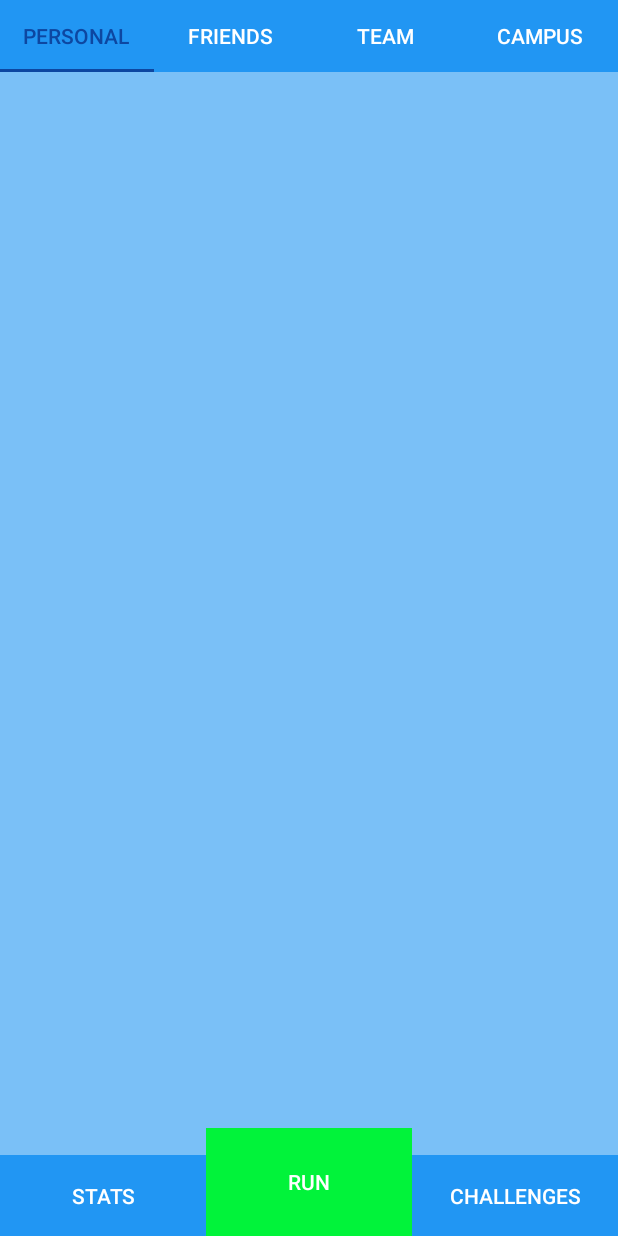
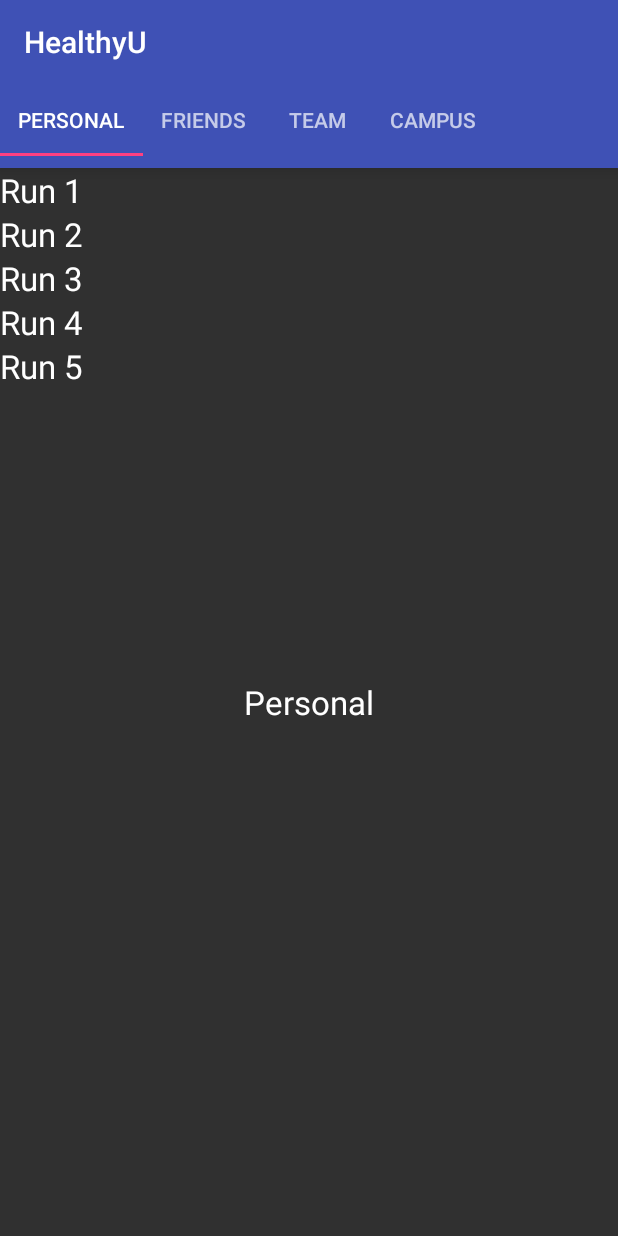
Before and after one commit to healthy-u/healthyu, an Android app: the StatsActivity screen opened directly, with no data from a screen before it, on a phone screen of 412 x 824 dp. Run offline under Robolectric (Android 15) with nearby library versions, the phone set to English and light mode, and no system bars.

Commit message:
Fixed errors; added runs to Personal tab

```diff
--- a/app/build.gradle
+++ b/app/build.gradle
@@ -31,4 +31,5 @@ dependencies {
     testCompile 'junit:junit:4.12'
     compile 'com.google.android.gms:play-services-maps:9.6.0'
     compile 'com.google.android.gms:play-services-appindexing:9.6.0'
+    compile 'com.android.support:design:25.3.1'
 }
--- /dev/null
+++ b/app/src/main/java/com/example/dustin/cs495helloworld/PagerAdapter.java
@@ -0,0 +1,40 @@
+package com.example.dustin.cs495helloworld;
+
+import android.support.v4.app.Fragment;
+import android.support.v4.app.FragmentManager;
+import android.support.v4.app.FragmentStatePagerAdapter;
+
+public class PagerAdapter extends FragmentStatePagerAdapter {
+    int mNumOfTabs;
+
+    public PagerAdapter(FragmentManager fm, int NumOfTabs) {
+        super(fm);
+        this.mNumOfTabs = NumOfTabs;
+    }
+
+    @Override
+    public Fragment getItem(int position) {
+
+        switch (position) {
+            case 0:
+                TabFragment1 tab1 = new TabFragment1();
+                return tab1;
+            case 1:
+                TabFragment2 tab2 = new TabFragment2();
+                return tab2;
+            case 2:
+                TabFragment3 tab3 = new TabFragment3();
+                return tab3;
+            case 3:
+                TabFragment4 tab4 = new TabFragment4();
+                return tab4;
+            default:
+                return null;
+        }
+    }
+
+    @Override
+    public int getCount() {
+        return mNumOfTabs;
+    }
+}
--- a/app/src/main/java/com/example/dustin/cs495helloworld/RunListActivity.java
+++ b/app/src/main/java/com/example/dustin/cs495helloworld/RunListActivity.java
@@ -10,9 +10,6 @@ import android.widget.ListView;
 import java.util.List;
 
 public class RunListActivity extends Activity {
-    // Array of strings...
-    String[] mobileArray = {"Android","IPhone","WindowsMobile","Blackberry",
-            "WebOS","Ubuntu","Windows7","Max OS X"};
 
     @Override
     protected void onCreate(Bundle savedInstanceState) {
@@ -23,8 +20,6 @@ public class RunListActivity extends Activity {
 
         List<Run> runs = Tables.RunTable.findForUser(db, User.loggedInUser);
 
-        //ArrayAdapter adapter = new ArrayAdapter<Run>(this, R.layout.activity_listview, Tables.RunTable.findForUser(db, User.loggedInUser));
-
         ArrayAdapter adapter = new ArrayAdapter<Run>(this, R.layout.simple_list_item_1, runs);
 
         ListView listView = (ListView) findViewById(R.id.listView);
--- a/app/src/main/java/com/example/dustin/cs495helloworld/StatsActivity.java
+++ b/app/src/main/java/com/example/dustin/cs495helloworld/StatsActivity.java
@@ -1,37 +1,50 @@
 package com.example.dustin.cs495helloworld;
 
-import android.content.Intent;
-import android.support.v4.app.FragmentActivity;
 import android.os.Bundle;
-import android.view.View;
-import android.widget.Button;
+import android.support.design.widget.TabLayout;
+import android.support.v4.view.ViewPager;
+import android.support.v7.app.AppCompatActivity;
+import android.support.v7.widget.Toolbar;
+import android.view.Menu;
+import android.view.MenuItem;
 
-public class StatsActivity extends FragmentActivity {
+
+public class StatsActivity extends AppCompatActivity {
 
     @Override
     protected void onCreate(Bundle savedInstanceState) {
         super.onCreate(savedInstanceState);
         setContentView(R.layout.activity_stats);
-        overridePendingTransition(R.anim.transistion, R.anim.transistion);
+        Toolbar toolbar = (Toolbar) findViewById(R.id.toolbar);
+        setSupportActionBar(toolbar);
 
-        final Button btnRunPage = (Button) findViewById(R.id.btnRunPage);
-        final Button btnChallengePage = (Button) findViewById(R.id.btnChallengePage);
+        TabLayout tabLayout = (TabLayout) findViewById(R.id.tab_layout);
+        System.out.println("tabLayout: " + tabLayout);
+        tabLayout.addTab(tabLayout.newTab().setText("Personal"));
+        tabLayout.addTab(tabLayout.newTab().setText("Friends"));
+        tabLayout.addTab(tabLayout.newTab().setText("Team"));
+        tabLayout.addTab(tabLayout.newTab().setText("Campus"));
+        tabLayout.setTabGravity(TabLayout.GRAVITY_FILL);
 
-        btnRunPage.setOnClickListener(new View.OnClickListener() {
+        final ViewPager viewPager = (ViewPager) findViewById(R.id.pager);
+        final PagerAdapter adapter = new PagerAdapter
+                (getSupportFragmentManager(), tabLayout.getTabCount());
+        viewPager.setAdapter(adapter);
+        viewPager.addOnPageChangeListener(new TabLayout.TabLayoutOnPageChangeListener(tabLayout));
+        tabLayout.setOnTabSelectedListener(new TabLayout.OnTabSelectedListener() {
             @Override
-            public void onClick(View v) {
+            public void onTabSelected(TabLayout.Tab tab) {
+                viewPager.setCurrentItem(tab.getPosition());
+            }
 
-                Intent nextScreen = new Intent(v.getContext(), MapsActivity.class);
-                startActivity(nextScreen);
+            @Override
+            public void onTabUnselected(TabLayout.Tab tab) {
+
             }
-        });
 
-        btnChallengePage.setOnClickListener(new View.OnClickListener() {
             @Override
-            public void onClick(View v) {
+            public void onTabReselected(TabLayout.Tab tab) {
 
-                Intent nextScreen = new Intent(v.getContext(), ChallengeActivity.class);
-                startActivityForResult(nextScreen, 0);
             }
         });
     }
--- /dev/null
+++ b/app/src/main/java/com/example/dustin/cs495helloworld/TabFragment1.java
@@ -0,0 +1,21 @@
+package com.example.dustin.cs495helloworld;
+
+import android.os.Bundle;
+import android.support.v4.app.Fragment;
+import android.view.LayoutInflater;
+import android.view.View;
+import android.view.ViewGroup;
+import android.widget.TextView;
+
+public class TabFragment1 extends Fragment {
+
+    @Override
+    public View onCreateView(LayoutInflater inflater, ViewGroup container, Bundle savedInstanceState) {
+        return inflater.inflate(R.layout.tab_fragment_1, container, false);
+    }
+
+    public void setRuns() {
+        TextView t = (TextView) getView().findViewById(R.id.run1);
+        t.setText("wow");
+    }
+}
--- /dev/null
+++ b/app/src/main/java/com/example/dustin/cs495helloworld/TabFragment2.java
@@ -0,0 +1,15 @@
+package com.example.dustin.cs495helloworld;
+
+import android.os.Bundle;
+import android.support.v4.app.Fragment;
+import android.view.LayoutInflater;
+import android.view.View;
+import android.view.ViewGroup;
+
+public class TabFragment2 extends Fragment {
+
+    @Override
+    public View onCreateView(LayoutInflater inflater, ViewGroup container, Bundle savedInstanceState) {
+        return inflater.inflate(R.layout.tab_fragment_2, container, false);
+    }
+}
--- a/app/src/main/res/layout/activity_maps.xml
+++ b/app/src/main/res/layout/activity_maps.xml
@@ -90,7 +90,7 @@
             android:layout_alignTop="@+id/btnStartRun"
             android:layout_marginEnd="14dp"
             android:layout_marginRight="14dp"
-            android:text="Button" />
+            android:text="View Runs" />
 
     </RelativeLayout>
 
--- a/app/src/main/res/layout/activity_stats.xml
+++ b/app/src/main/res/layout/activity_stats.xml
@@ -1,91 +1,38 @@
-<?xml version="1.0" encoding="utf-8"?>
-
-
-
-<RelativeLayout xmlns:android="http://schemas.android.com/apk/res/android"
+<RelativeLayout
+    android:id="@+id/main_layout"
+    xmlns:android="http://schemas.android.com/apk/res/android"
     xmlns:app="http://schemas.android.com/apk/res-auto"
+    xmlns:tools="http://schemas.android.com/tools"
     android:layout_width="match_parent"
     android:layout_height="match_parent"
-    android:background="@color/background_blue">
+    tools:context=".MainActivity">
+
+    <android.support.v7.widget.Toolbar
+        android:id="@+id/toolbar"
+        android:layout_width="match_parent"
+        android:layout_height="wrap_content"
+        android:layout_alignParentTop="true"
+        android:background="?attr/colorPrimary"
+        android:elevation="6dp"
+        android:minHeight="?attr/actionBarSize"
+        android:theme="@style/ThemeOverlay.AppCompat.Dark.ActionBar"
+        app:popupTheme="@style/ThemeOverlay.AppCompat.Light"/>
 
     <android.support.design.widget.TabLayout
+        android:id="@+id/tab_layout"
         android:layout_width="match_parent"
         android:layout_height="wrap_content"
-        android:background="@color/tab_blue"
-        app:tabIndicatorColor="@color/tabIndicator_blue"
-        app:tabSelectedTextColor="@color/tabIndicator_blue"
-        app:tabTextColor="@android:color/white"
-        android:layout_alignParentTop="true"
-        android:layout_alignParentLeft="true"
-        android:layout_alignParentStart="true">
+        android:layout_below="@+id/toolbar"
+        android:background="?attr/colorPrimary"
+        android:elevation="6dp"
+        app:tabMode="scrollable"
+        android:minHeight="?attr/actionBarSize"
+        android:theme="@style/ThemeOverlay.AppCompat.Dark.ActionBar"/>
 
-        <android.support.design.widget.TabItem
-            android:id="@+id/tabPersonal"
-            android:layout_width="wrap_content"
-            android:layout_height="wrap_content"
-            android:text="@string/tab_name_personal" />
+    <android.support.v4.view.ViewPager
+        android:id="@+id/pager"
+        android:layout_width="match_parent"
+        android:layout_height="fill_parent"
+        android:layout_below="@id/tab_layout"/>
 
-        <android.support.design.widget.TabItem
-            android:id="@+id/tabFriends"
-            android:layout_width="wrap_content"
-            android:layout_height="wrap_content"
-            android:text="@string/tab_name_friends" />
-
-        <android.support.design.widget.TabItem
-            android:id="@+id/tabTeam"
-            android:layout_width="wrap_content"
-            android:layout_height="wrap_content"
-            android:text="@string/tab_name_team" />
-
-        <android.support.design.widget.TabItem
-            android:id="@+id/tabCampus"
-            android:layout_width="wrap_content"
-            android:layout_height="wrap_content"
-            android:text="@string/tab_name_campus" />
-    </android.support.design.widget.TabLayout>
-
-    <LinearLayout
-        android:id="@+id/linearLayout"
-        android:layout_width="match_parent"
-        android:layout_height="wrap_content"
-        android:layout_alignParentBottom="true"
-        android:layout_alignParentLeft="true"
-        android:layout_alignParentStart="true"
-        android:orientation="horizontal">
-
-        <Button
-            android:id="@+id/btnStatsPage"
-            style="?android:attr/buttonBarButtonStyle"
-            android:layout_width="match_parent"
-            android:layout_height="wrap_content"
-            android:layout_gravity="bottom"
-            android:layout_weight="1"
-            android:background="@color/tab_blue"
-            android:elevation="0dp"
-            android:text="@string/stats"
-            android:textColor="@android:color/white" />
-
-        <Button
-            android:id="@+id/btnRunPage"
-            style="?android:attr/buttonBarButtonStyle"
-            android:layout_width="match_parent"
-            android:layout_height="72dp"
-            android:layout_weight="1"
-            android:background="@color/btn_green"
-            android:text="@string/run"
-            android:textColor="@android:color/white" />
-
-        <Button
-            android:id="@+id/btnChallengePage"
-            style="?android:attr/buttonBarButtonStyle"
-            android:layout_width="match_parent"
-            android:layout_height="wrap_content"
-            android:layout_gravity="bottom"
-            android:layout_weight="1"
-            android:background="@color/tab_blue"
-            android:elevation="0dp"
-            android:text="@string/challenges"
-            android:textColor="@android:color/white" />
-
-    </LinearLayout>
 </RelativeLayout>
--- /dev/null
+++ b/app/src/main/res/layout/tab_fragment_1.xml
@@ -0,0 +1,64 @@
+<?xml version="1.0" encoding="utf-8"?>
+<FrameLayout xmlns:android="http://schemas.android.com/apk/res/android"
+    android:layout_width="match_parent"
+    android:layout_height="match_parent"
+    android:orientation="vertical"
+    android:id="@+id/tab_fragment_1">
+
+    <RelativeLayout
+        android:layout_width="match_parent"
+        android:layout_height="match_parent">
+
+        <TextView
+            android:id="@+id/textView1"
+            android:layout_width="wrap_content"
+            android:layout_height="wrap_content"
+            android:layout_gravity="right"
+            android:layout_centerInParent="true"
+            android:text="Personal"
+            android:textAppearance="?android:attr/textAppearanceLarge"/>
+
+        <TextView
+            android:id="@+id/run1"
+            android:layout_width="wrap_content"
+            android:layout_height="wrap_content"
+            android:gravity="top"
+            android:text="Run 1"
+            android:textAppearance="?android:attr/textAppearanceLarge"/>
+
+        <TextView
+            android:id="@+id/run2"
+            android:layout_below="@id/run1"
+            android:layout_width="wrap_content"
+            android:layout_height="wrap_content"
+            android:text="Run 2"
+            android:textAppearance="?android:attr/textAppearanceLarge"/>
+
+        <TextView
+            android:id="@+id/run3"
+            android:layout_below="@id/run2"
+            android:layout_width="wrap_content"
+            android:layout_height="wrap_content"
+            android:text="Run 3"
+            android:textAppearance="?android:attr/textAppearanceLarge"/>
+
+        <TextView
+            android:id="@+id/run4"
+            android:layout_below="@id/run3"
+            android:layout_width="wrap_content"
+            android:layout_height="wrap_content"
+            android:layout_gravity="right"
+            android:text="Run 4"
+            android:textAppearance="?android:attr/textAppearanceLarge"/>
+
+        <TextView
+            android:id="@+id/run5"
+            android:layout_below="@id/run4"
+            android:layout_width="wrap_content"
+            android:layout_height="wrap_content"
+            android:layout_gravity="right"
+            android:text="Run 5"
+            android:textAppearance="?android:attr/textAppearanceLarge"/>
+    </RelativeLayout>
+
+</FrameLayout>
```
Also changed, not shown: app/src/main/java/com/example/dustin/cs495helloworld/PersonalStatsTab.java (added, +8 -0 lines), app/src/main/java/com/example/dustin/cs495helloworld/TabFragment3.java (added, +15 -0 lines), app/src/main/java/com/example/dustin/cs495helloworld/TabFragment4.java (added, +15 -0 lines), app/src/main/res/layout/personal_stats_tab.xml (added, +11 -0 lines), app/src/main/res/layout/tab_fragment_2.xml (added, +15 -0 lines), app/src/main/res/layout/tab_fragment_3.xml (added, +15 -0 lines), app/src/main/res/layout/tab_fragment_4.xml (added, +15 -0 lines), app/src/main/res/values/attr.xml (added, +8 -0 lines).
